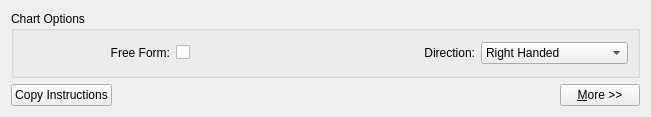
This is src/optionsbar.ui in iPenguin/CrochetCharts as Qt 5 draws it before an edit. The edited form follows.
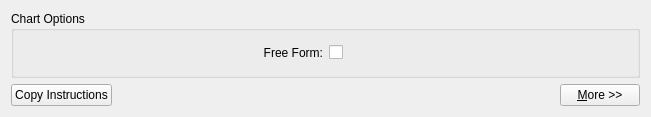
This is the edited form.

Commit message: Remove Right vs left handed charts.

The edit to the form file:
```diff
--- a/src/optionsbar.ui
+++ b/src/optionsbar.ui
@@ -27,30 +27,6 @@
         </property>
        </widget>
       </item>
-      <item row="0" column="3">
-       <widget class="QComboBox" name="comboBox">
-        <item>
-         <property name="text">
-          <string>Right Handed</string>
-         </property>
-        </item>
-        <item>
-         <property name="text">
-          <string>Left Handed</string>
-         </property>
-        </item>
-       </widget>
-      </item>
-      <item row="0" column="2">
-       <widget class="QLabel" name="label">
-        <property name="text">
-         <string>Direction:</string>
-        </property>
-        <property name="alignment">
-         <set>Qt::AlignRight|Qt::AlignTrailing|Qt::AlignVCenter</set>
-        </property>
-       </widget>
-      </item>
       <item row="0" column="0">
        <widget class="QLabel" name="label_2">
         <property name="text">
```
The commit also changes 3 other files.
